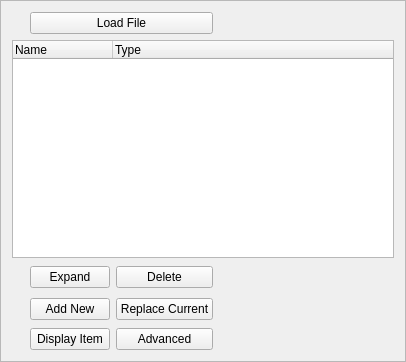
This is Main/RobotPoseQt/resourceframe.ui in krishauser/Klampt as Qt 5 draws it before an edit. The edited form follows.
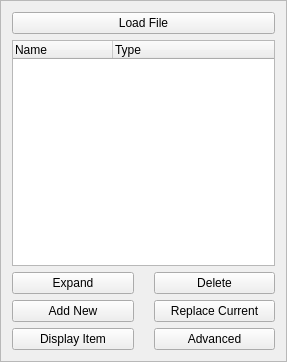
This is the edited form. Icons and pictures are not drawn.

Commit message: added object posing and better robotpose UI

The edit to the form file:
```diff
--- a/Main/RobotPoseQt/resourceframe.ui
+++ b/Main/RobotPoseQt/resourceframe.ui
@@ -6,7 +6,7 @@
    <rect>
     <x>0</x>
     <y>0</y>
-    <width>406</width>
+    <width>287</width>
     <height>362</height>
    </rect>
   </property>
@@ -20,147 +20,41 @@
    <enum>QFrame::Raised</enum>
   </property>
   <layout class="QGridLayout" name="gridLayout">
-   <item row="0" column="1">
-    <spacer name="horizontalSpacer_3">
-     <property name="orientation">
-      <enum>Qt::Horizontal</enum>
-     </property>
-     <property name="sizeHint" stdset="0">
-      <size>
-       <width>40</width>
-       <height>20</height>
-      </size>
-     </property>
-    </spacer>
-   </item>
-   <item row="3" column="4">
+   <property name="sizeConstraint">
+    <enum>QLayout::SetMinimumSize</enum>
+   </property>
+   <property name="horizontalSpacing">
+    <number>20</number>
+   </property>
+   <item row="3" column="2">
     <widget class="QPushButton" name="pushButton_2">
      <property name="text">
       <string>Replace Current</string>
      </property>
     </widget>
    </item>
-   <item row="4" column="3">
+   <item row="4" column="1">
     <widget class="QPushButton" name="btn_togui">
      <property name="text">
       <string>Display Item</string>
      </property>
     </widget>
    </item>
-   <item row="2" column="1" rowspan="2">
-    <spacer name="horizontalSpacer_2">
-     <property name="orientation">
-      <enum>Qt::Horizontal</enum>
-     </property>
-     <property name="sizeHint" stdset="0">
-      <size>
-       <width>40</width>
-       <height>20</height>
-      </size>
-     </property>
-    </spacer>
-   </item>
-   <item row="0" column="3" colspan="2">
-    <widget class="QPushButton" name="pushButton">
-     <property name="text">
-      <string>Load File</string>
-     </property>
-    </widget>
-   </item>
-   <item row="2" column="5" rowspan="2">
-    <spacer name="horizontalSpacer">
-     <property name="orientation">
-      <enum>Qt::Horizontal</enum>
-     </property>
-     <property name="sizeHint" stdset="0">
-      <size>
-       <width>240</width>
-       <height>58</height>
-      </size>
-     </property>
-    </spacer>
-   </item>
-   <item row="0" column="5">
-    <spacer name="horizontalSpacer_4">
-     <property name="orientation">
-      <enum>Qt::Horizontal</enum>
-     </property>
-     <property name="sizeHint" stdset="0">
-      <size>
-       <width>40</width>
-       <height>20</height>
-      </size>
-     </property>
-    </spacer>
-   </item>
-   <item row="1" column="0" colspan="6">
-    <widget class="QTreeWidget" name="treeWidget">
-     <column>
-      <property name="text">
-       <string>Name</string>
-      </property>
-     </column>
-     <column>
-      <property name="text">
-       <string>Type</string>
-      </property>
-     </column>
-    </widget>
-   </item>
-   <item row="4" column="4">
+   <item row="4" column="2">
     <widget class="QPushButton" name="pushButton_3">
      <property name="text">
       <string>Advanced</string>
      </property>
     </widget>
    </item>
-   <item row="2" column="0">
-    <spacer name="horizontalSpacer_6">
-     <property name="orientation">
-      <enum>Qt::Horizontal</enum>
-     </property>
-     <property name="sizeHint" stdset="0">
-      <size>
-       <width>40</width>
-       <height>20</height>
-      </size>
-     </property>
-    </spacer>
-   </item>
-   <item row="0" column="0">
-    <spacer name="horizontalSpacer_5">
-     <property name="orientation">
-      <enum>Qt::Horizontal</enum>
-     </property>
-     <property name="sizeHint" stdset="0">
-      <size>
-       <width>40</width>
-       <height>20</height>
-      </size>
-     </property>
-    </spacer>
-   </item>
-   <item row="3" column="0">
-    <spacer name="horizontalSpacer_7">
-     <property name="orientation">
-      <enum>Qt::Horizontal</enum>
-     </property>
-     <property name="sizeHint" stdset="0">
-      <size>
-       <width>40</width>
-       <height>20</height>
-      </size>
-     </property>
-    </spacer>
-   </item>
-   <item row="3" column="3">
+   <item row="3" column="1">
     <widget class="QPushButton" name="btn_fromgui">
      <property name="text">
       <string>Add New</string>
      </property>
     </widget>
    </item>
-   <item row="2" column="4">
+   <item row="2" column="2">
     <widget class="QPushButton" name="btn_delete">
      <property name="text">
       <string>Delete</string>
@@ -171,13 +65,34 @@
      </property>
     </widget>
    </item>
-   <item row="2" column="3">
+   <item row="2" column="1">
     <widget class="QPushButton" name="btn_expand">
      <property name="text">
       <string>Expand</string>
      </property>
     </widget>
    </item>
+   <item row="0" column="1" colspan="2">
+    <widget class="QPushButton" name="pushButton">
+     <property name="text">
+      <string>Load File</string>
+     </property>
+    </widget>
+   </item>
+   <item row="1" column="1" colspan="2">
+    <widget class="QTreeWidget" name="treeWidget">
+     <column>
+      <property name="text">
+       <string>Name</string>
+      </property>
+     </column>
+     <column>
+      <property name="text">
+       <string>Type</string>
+      </property>
+     </column>
+    </widget>
+   </item>
   </layout>
  </widget>
  <resources>
```
Left out of the diff: 1 changed line with no effect on the pictures. The commit also changes 5 other files.
